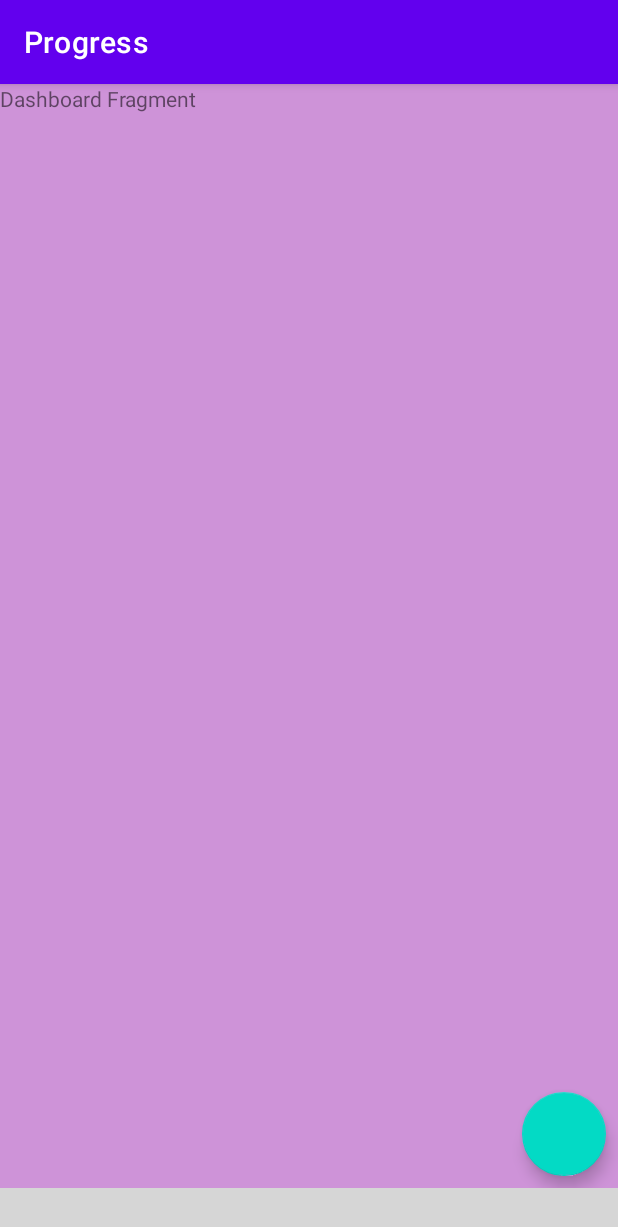
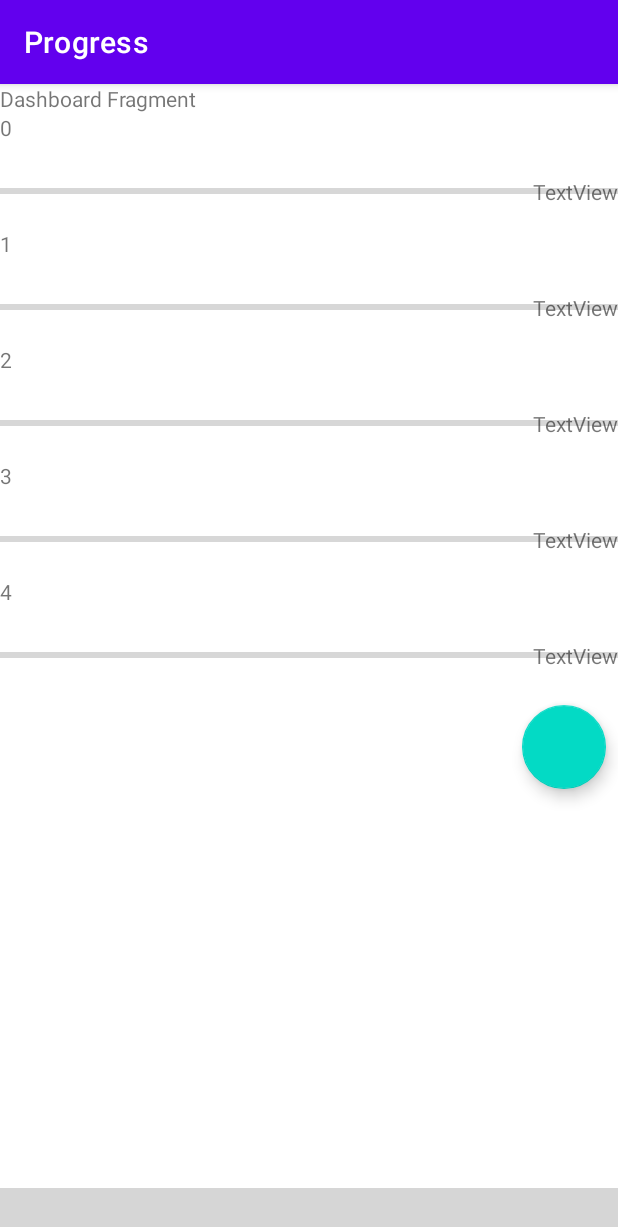
Before and after one commit to william-waiyanhtat/Progress, an Android app: the screen it shows after launch (MainActivity), on a phone screen of 412 x 824 dp. Shown: the top 1227 px of the screen. Run offline under Robolectric (Android 15) with nearby library versions, the phone set to English and light mode, and no system bars; our stand-ins replace Dagger/Hilt's generated code; plain views replace ChipNavigationBar; grey boxes are pictures that could not be loaded.

Commit message:
Recycler View Adapter Added Fragemnt View Binding Added

```diff
--- a/app/build.gradle
+++ b/app/build.gradle
@@ -19,6 +19,10 @@ android {
         testInstrumentationRunner "androidx.test.runner.AndroidJUnitRunner"
 
 
+    }
+
+    buildFeatures{
+        viewBinding true
     }
 
     buildTypes {
--- a/app/src/main/java/com/celestial/progress/data/adapter/ItemAdapter.kt
+++ b/app/src/main/java/com/celestial/progress/data/adapter/ItemAdapter.kt
@@ -1,30 +1,38 @@
 package com.celestial.progress.data.adapter
 
+import android.view.LayoutInflater
 import android.view.View
 import android.view.ViewGroup
 import androidx.recyclerview.widget.RecyclerView
+import com.celestial.progress.R
+import com.celestial.progress.data.model.Counter
+import com.celestial.progress.databinding.ProgressItemBinding
 
 class ItemAdapter(): RecyclerView.Adapter<ItemAdapter.ItemViewHolder>() {
 
+    var itemList = ArrayList<Counter>()
 
 
-
-
-
-    class ItemViewHolder(item: View): RecyclerView.ViewHolder(item){
-
+    init {
 
     }
 
+    inner class ItemViewHolder(val binding: ProgressItemBinding): RecyclerView.ViewHolder(binding.root)
+
     override fun onCreateViewHolder(parent: ViewGroup, viewType: Int): ItemViewHolder {
-        TODO("Not yet implemented")
+        val binding = ProgressItemBinding.inflate(LayoutInflater.from(parent.context),parent,false)
+        return ItemViewHolder(binding)
+
     }
 
     override fun onBindViewHolder(holder: ItemViewHolder, position: Int) {
-        TODO("Not yet implemented")
+       with(holder){
+            this.binding.itemTitleId.text = position.toString()
+
+       }
     }
 
     override fun getItemCount(): Int {
-        TODO("Not yet implemented")
+       return 5
     }
 }
--- a/app/src/main/java/com/celestial/progress/ui/DashboardFragment.kt
+++ b/app/src/main/java/com/celestial/progress/ui/DashboardFragment.kt
@@ -5,7 +5,10 @@ import androidx.fragment.app.Fragment
 import android.view.LayoutInflater
 import android.view.View
 import android.view.ViewGroup
+import androidx.recyclerview.widget.LinearLayoutManager
 import com.celestial.progress.R
+import com.celestial.progress.data.adapter.ItemAdapter
+import com.celestial.progress.databinding.FragmentDashboardBinding
 
 // TODO: Rename parameter arguments, choose names that match
 // the fragment initialization parameters, e.g. ARG_ITEM_NUMBER
@@ -14,6 +17,11 @@ private const val ARG_PARAM2 = "param2"
 
 
 class DashboardFragment : Fragment() {
+
+    private var _binding: FragmentDashboardBinding? =null
+
+    private val binding get() = _binding!!
+
     // TODO: Rename and change types of parameters
     private var param1: String? = null
     private var param2: String? = null
@@ -29,9 +37,19 @@ class DashboardFragment : Fragment() {
     override fun onCreateView(inflater: LayoutInflater, container: ViewGroup?,
                               savedInstanceState: Bundle?): View? {
         // Inflate the layout for this fragment
-        return inflater.inflate(R.layout.fragment_dashboard, container, false)
+        _binding = FragmentDashboardBinding.inflate(inflater, container, false)
+        val view = binding.root
+
+        binding.counterRcy.adapter = ItemAdapter()
+        binding.counterRcy.layoutManager = LinearLayoutManager(context)
+
+        return view
     }
 
+    override fun onDestroy() {
+        super.onDestroy()
+        _binding = null
+    }
     companion object {
         @JvmStatic
         fun newInstance(param1: String, param2: String) =
--- a/app/src/main/res/layout/fragment_dashboard.xml
+++ b/app/src/main/res/layout/fragment_dashboard.xml
@@ -1,17 +1,23 @@
 <?xml version="1.0" encoding="utf-8"?>
-<FrameLayout xmlns:android="http://schemas.android.com/apk/res/android"
+<LinearLayout xmlns:android="http://schemas.android.com/apk/res/android"
     xmlns:tools="http://schemas.android.com/tools"
     android:layout_width="match_parent"
     android:layout_height="match_parent"
-    android:background="#CE93D8"
-    tools:context=".ui.DashboardFragment">
+    tools:context=".ui.DashboardFragment"
+    android:orientation="vertical">
+
+
 
     <!-- TODO: Update blank fragment layout -->
     <TextView
         android:layout_width="match_parent"
-        android:layout_height="match_parent"
-        android:background="#CE93D8"
+        android:layout_height="wrap_content"
         android:text="Dashboard Fragment" />
+
+    <androidx.recyclerview.widget.RecyclerView
+        android:id="@+id/counterRcy"
+        android:layout_width="match_parent"
+        android:layout_height="wrap_content"/>
 
     <com.google.android.material.floatingactionbutton.FloatingActionButton
         android:layout_width="wrap_content"
@@ -19,4 +25,4 @@
         android:layout_gravity="bottom|right"
         android:layout_margin="8dp"/>
 
-</FrameLayout>
+</LinearLayout>
--- a/app/src/main/res/layout/progress_item.xml
+++ b/app/src/main/res/layout/progress_item.xml
@@ -4,7 +4,7 @@
     xmlns:app="http://schemas.android.com/apk/res-auto"
     xmlns:tools="http://schemas.android.com/tools"
     android:layout_width="match_parent"
-    android:layout_height="match_parent">
+    android:layout_height="wrap_content">
 
     <TextView
         android:id="@+id/item_title_id"
```
